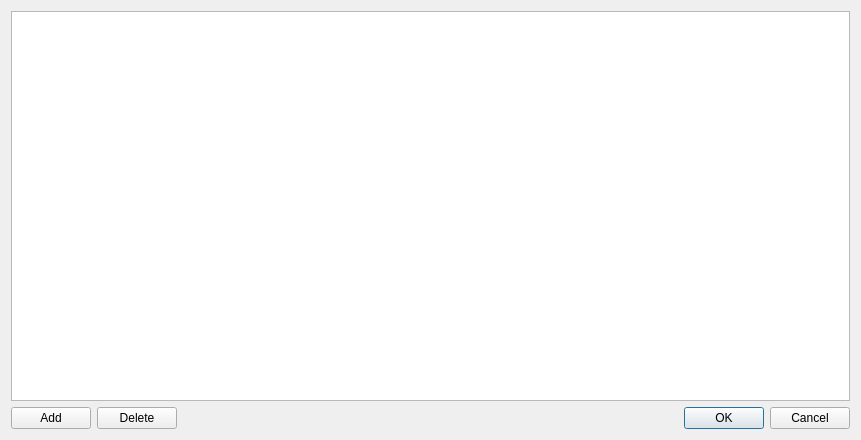
Above: src/multiserialviewer/ui_files/textHighlighterSettingsDialog.ui from shaag7967/multiserialviewer before the change. Below: the same form after it.
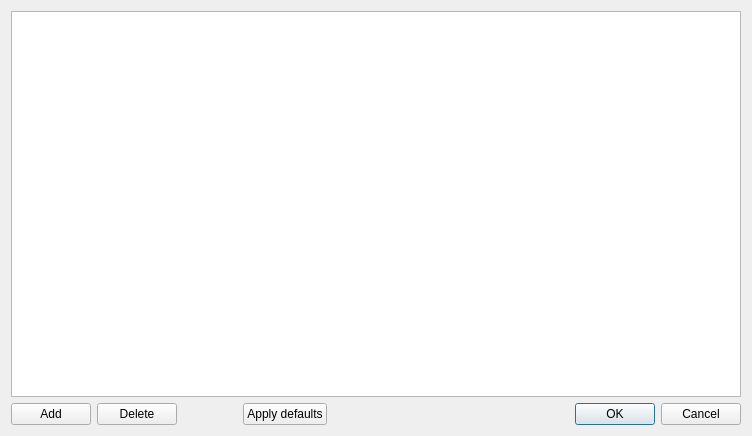
That is the form after the change.

Commit message: - reworked settings handling (NOT compatible to previous settings) - show settings of SerialViewer in tab (serial port settings are not editable) - made serial port and baudrate editable - improved autoscroll and made reactivation of autoscroll configurable - replaced icon set - added button for restoring highlighter settings for MSG and ERR - added movable toolbar (removed existing buttons) - added arrange button for automatically resize/place SerialViewer windows

What changed in the file:
```diff
--- a/src/multiserialviewer/ui_files/textHighlighterSettingsDialog.ui
+++ b/src/multiserialviewer/ui_files/textHighlighterSettingsDialog.ui
@@ -6,8 +6,8 @@
    <rect>
     <x>0</x>
     <y>0</y>
-    <width>861</width>
-    <height>440</height>
+    <width>752</width>
+    <height>436</height>
    </rect>
   </property>
   <property name="minimumSize">
@@ -70,6 +70,29 @@
        </property>
       </widget>
      </item>
+     <item>
+      <spacer name="horizontalSpacer_2">
+       <property name="orientation">
+        <enum>Qt::Orientation::Horizontal</enum>
+       </property>
+       <property name="sizeType">
+        <enum>QSizePolicy::Policy::Fixed</enum>
+       </property>
+       <property name="sizeHint" stdset="0">
+        <size>
+         <width>60</width>
+         <height>20</height>
+        </size>
+       </property>
+      </spacer>
+     </item>
+     <item>
+      <widget class="QPushButton" name="pb_applyDefaults">
+       <property name="text">
+        <string>Apply defaults</string>
+       </property>
+      </widget>
+     </item>
      <item>
       <spacer name="horizontalSpacer">
        <property name="orientation">
```
The commit also changes 43 other files.
